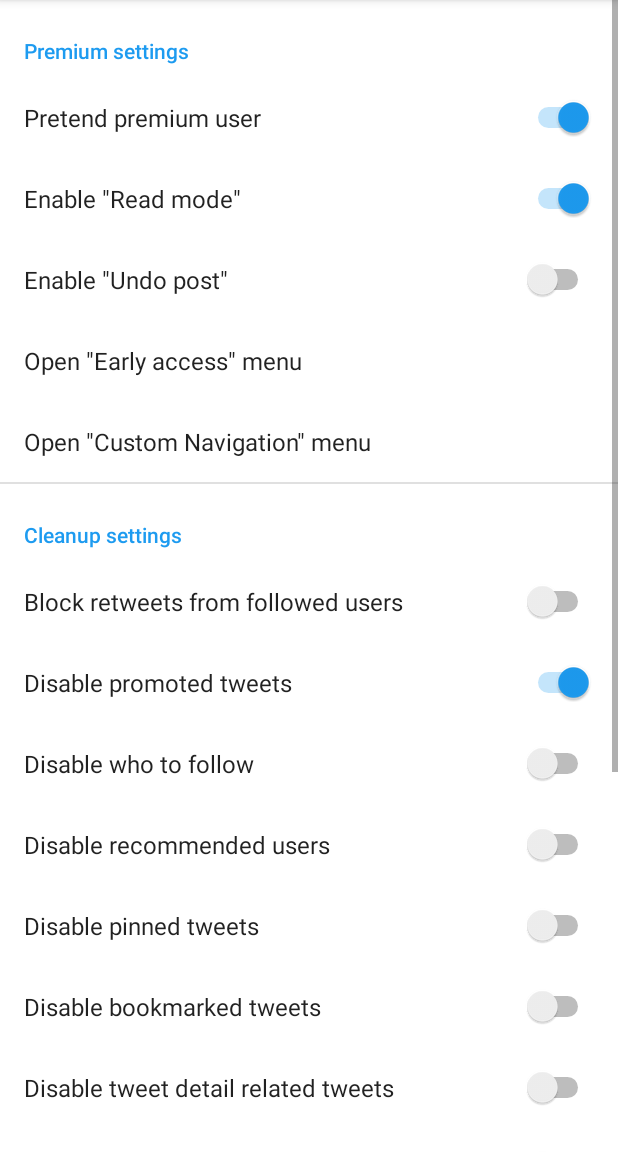
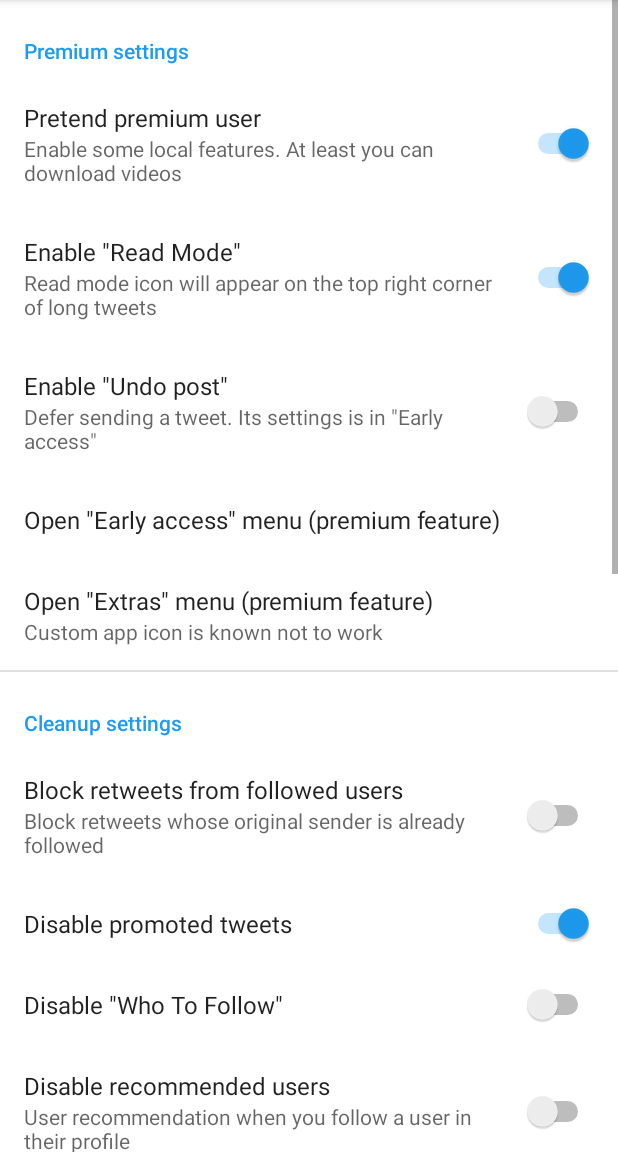
Before and after one commit to AliasQli/TwitterRecycle, an Android app: the SettingsActivity screen opened directly, with no data from a screen before it, on a phone screen of 412 x 824 dp, the part 84-1236 px from its top. Run offline under Robolectric (Android 15) with nearby library versions, the phone set to English and light mode, and no system bars; our stand-ins replace androidx.preference; libraries missing offline, so code that uses them is left out: com.highcapable.yukihookapi.

Commit message:
Add translation

```diff
--- a/app/src/main/java/com/recycle/twitter/data/Config.kt
+++ b/app/src/main/java/com/recycle/twitter/data/Config.kt
@@ -8,7 +8,7 @@ import com.recycle.twitter.R
 class Config(context: Context) {
     private val prefs = context.prefs().native()
 
-    val customNavigationMenuKey = context.getString(R.string.custom_navigation_menu_key)
+    val extrasMenuKey = context.getString(R.string.extras_menu_key)
     val earlyAccessMenuKey = context.getString(R.string.early_access_menu_key)
 
     private val itemPretendPremium = PrefsData(
--- a/app/src/main/java/com/recycle/twitter/ui/SettingsActivity.kt
+++ b/app/src/main/java/com/recycle/twitter/ui/SettingsActivity.kt
@@ -26,7 +26,7 @@ class SettingsActivity : ModuleAppCompatActivity() {
         override fun onDisplayPreferenceDialog(preference: Preference) {
             val ctx = context ?: return
             when (preference.key) {
-                config.customNavigationMenuKey -> {
+                config.extrasMenuKey -> {
                     ctx.startActivity(
                         // Use class name because classloader doesn't work here
                         Intent()
@@ -47,7 +47,7 @@ class SettingsActivity : ModuleAppCompatActivity() {
                             .setComponent(
                                 ComponentName(
                                     ctx,
-                                    "com.twitter.feature.twitterblue.settings.tabcustomization.TabCustomizationActivity"
+                                    "com.twitter.feature.subscriptions.settings.earlyaccess.EarlyAccessSettingsActivity"
                                 )
                             )
                             .addFlags(Intent.FLAG_ACTIVITY_NEW_TASK)
--- a/app/src/main/res/values/prefs.xml
+++ b/app/src/main/res/values/prefs.xml
@@ -1,7 +1,7 @@
 <?xml version="1.0" encoding="utf-8"?>
 <resources>
     <string name="persistent_users_key" translatable="false">following_users</string>
-    <string name="custom_navigation_menu_key" translatable="false">custom_navigation_menu_key</string>
+    <string name="extras_menu_key" translatable="false">extras_menu_key</string>
     <string name="early_access_menu_key" translatable="false">early_access_menu_key</string>
 
     <string name="pretend_premium" translatable="false">pretend_premium</string>
--- a/app/src/main/res/values/strings.xml
+++ b/app/src/main/res/values/strings.xml
@@ -1,3 +1,58 @@
 <resources>
     <string name="app_name" translatable="false">TwitterRecycle</string>
+
+    <string name="premium_settings_title">Premium settings</string>
+
+    <string name="pretend_premium_user_title">Pretend premium user</string>
+
+    <string name="enable_read_mode_title">Enable \"Read Mode\"</string>
+    <string name="enable_read_mode_summary">Read mode icon will appear on the top right corner of long tweets</string>
+
+    <string name="enable_undo_post_title">Enable \"Undo post\"</string>
+    <string name="enable_undo_post_summary">Defer sending a tweet. Its settings is in \"Early access\"</string>
+
+    <string name="open_early_access_menu_title">Open \"Early access\" menu (premium feature)</string>
+
+    <string name="open_extras_menu_title">Open \"Extras\" menu  (premium feature)</string>
+    <string name="open_extras_menu_symmary">Custom app icon is known not to work</string>
+
+    <string name="cleanup_settings_title">Cleanup settings</string>
+
+    <string name="block_retweets_title">Block retweets from followed users</string>
+    <string name="block_retweets_summary">Block retweets whose original sender is already followed</string>
+
+    <string name="disable_promoted_tweets_title">Disable promoted tweets</string>
+
+    <string name="disable_who_to_follow_title">Disable \"Who To Follow\"</string>
+
+    <string name="disable_recommended_users_title">Disable recommended users</string>
+    <string name="disable_recommended_users_summary">User recommendation when you follow a user in their profile</string>
+
+    <string name="disable_pinned_tweets_title">Disable pinned tweets</string>
+    <string name="disable_pinned_tweets_summary">Tweets pinned by users you follow, appearing in the main timeline</string>
+
+    <string name="disable_bookmarked_tweets_title">Disable bookmarked tweets</string>
+    <string name="disable_bookmarked_tweets_summary">Your bookmarked tweets, appearing in the main timeline</string>
+
+    <string name="disable_tweet_detail_related_tweets_title">Disable tweet detail related tweets</string>
+    <string name="disable_tweet_detail_related_tweets_summary">\"Find More\" in tweet detail</string>
+
+    <string name="hide_new_tweets_banner_title">Hide \"new tweets\" banner</string>
+    <string name="hide_new_tweets_banner_summary">Hide the blue banner on the main page</string>
+
+    <string name="media_settings_title">Media settings</string>
+
+    <string name="disable_media_warning_title">Disable media warning</string>
+    <string name="disable_media_warning_summary">Remove all media blurs</string>
+
+    <string name="unprotect_media_title">Disable media download protection</string>
+    <string name="unprotect_media_summary">Allow downloading all media (still need to be premium to download videos)</string>
+
+    <string name="mark_followed_users_title">Mark followed users</string>
+
+    <string name="following_mark_title">Enabled</string>
+    <string name="following_mark_summary">If enabled, the prefix below will be prepended to their username if followed</string>
+
+    <string name="following_mark_prefix_title">Mark with prefix</string>
+    <string name="pretend_premium_user_summary">Enable some local features. At least you can download videos</string>
 </resources>
--- a/app/src/main/res/xml/settings_screen.xml
+++ b/app/src/main/res/xml/settings_screen.xml
@@ -4,36 +4,39 @@
     <PreferenceCategory
         android:layout_width="wrap_content"
         android:layout_height="wrap_content"
-        android:title="Premium settings"
+        android:title="@string/premium_settings_title"
         app:iconSpaceReserved="false">
 
         <SwitchPreference
             android:layout_width="wrap_content"
             android:layout_height="wrap_content"
             android:defaultValue="@bool/pretend_premium_def"
-            android:title="Pretend premium user"
+            android:title="@string/pretend_premium_user_title"
             app:iconSpaceReserved="false"
-            app:key="@string/pretend_premium" />
+            app:key="@string/pretend_premium"
+            app:summary="@string/pretend_premium_user_summary" />
         <SwitchPreference
             android:layout_width="wrap_content"
             android:layout_height="wrap_content"
             android:defaultValue="@bool/enable_read_mode_def"
-            android:title="Enable &quot;Read mode&quot;"
+            android:title="@string/enable_read_mode_title"
             app:iconSpaceReserved="false"
-            app:key="@string/enable_read_mode" />
+            app:key="@string/enable_read_mode"
+            app:summary="@string/enable_read_mode_summary" />
         <SwitchPreference
             android:layout_width="wrap_content"
             android:layout_height="wrap_content"
             android:defaultValue="@bool/enable_undo_post_def"
-            android:title="Enable &quot;Undo post&quot;"
+            android:title="@string/enable_undo_post_title"
             app:iconSpaceReserved="false"
-            app:key="@string/enable_undo_post" />
+            app:key="@string/enable_undo_post"
+            app:summary="@string/enable_undo_post_summary" />
         <EditTextPreference
             android:layout_width="wrap_content"
             android:layout_height="wrap_content"
             android:selectAllOnFocus="true"
             android:singleLine="true"
-            android:title="Open &quot;Early access&quot; menu"
+            android:title="@string/open_early_access_menu_title"
             app:iconSpaceReserved="false"
             app:key="@string/early_access_menu_key" />
         <EditTextPreference
@@ -41,114 +44,124 @@
             android:layout_height="wrap_content"
             android:selectAllOnFocus="true"
             android:singleLine="true"
-            android:title="Open &quot;Custom Navigation&quot; menu"
+            android:title="@string/open_extras_menu_title"
             app:iconSpaceReserved="false"
-            app:key="@string/custom_navigation_menu_key" />
+            app:key="@string/extras_menu_key"
+            app:summary="@string/open_extras_menu_symmary" />
     </PreferenceCategory>
     <PreferenceCategory
         android:layout_width="wrap_content"
         android:layout_height="wrap_content"
-        android:title="Cleanup settings"
+        android:title="@string/cleanup_settings_title"
         app:iconSpaceReserved="false">
 
         <SwitchPreference
             android:layout_width="wrap_content"
             android:layout_height="wrap_content"
             android:defaultValue="@bool/block_retweets_def"
-            android:title="Block retweets from followed users"
+            android:title="@string/block_retweets_title"
             app:iconSpaceReserved="false"
-            app:key="@string/block_retweets" />
+            app:key="@string/block_retweets"
+            app:summary="@string/block_retweets_summary" />
         <SwitchPreference
             android:layout_width="wrap_content"
             android:layout_height="wrap_content"
             android:defaultValue="@bool/disable_promoted_tweets_def"
-            android:title="Disable promoted tweets"
+            android:title="@string/disable_promoted_tweets_title"
             app:iconSpaceReserved="false"
             app:key="@string/disable_promoted_tweets" />
         <SwitchPreference
             android:layout_width="wrap_content"
             android:layout_height="wrap_content"
             android:defaultValue="@bool/disable_who_to_follow_def"
-            android:title="Disable who to follow"
+            android:title="@string/disable_who_to_follow_title"
             app:iconSpaceReserved="false"
             app:key="@string/disable_who_to_follow" />
         <SwitchPreference
             android:layout_width="wrap_content"
             android:layout_height="wrap_content"
             android:defaultValue="@bool/disable_recommended_users_def"
-            android:title="Disable recommended users"
+            android:title="@string/disable_recommended_users_title"
             app:iconSpaceReserved="false"
-            app:key="@string/disable_recommended_users" />
+            app:key="@string/disable_recommended_users"
+            app:summary="@string/disable_recommended_users_summary" />
         <SwitchPreference
             android:layout_width="wrap_content"
             android:layout_height="wrap_content"
             android:defaultValue="@bool/disable_pinned_tweets_def"
-            android:title="Disable pinned tweets"
+            android:title="@string/disable_pinned_tweets_title"
             app:iconSpaceReserved="false"
-            app:key="@string/disable_pinned_tweets" />
+            app:key="@string/disable_pinned_tweets"
+            app:summary="@string/disable_pinned_tweets_summary" />
         <SwitchPreference
             android:layout_width="wrap_content"
             android:layout_height="wrap_content"
             android:defaultValue="@bool/disable_bookmarked_tweets_def"
-            android:title="Disable bookmarked tweets"
+            android:title="@string/disable_bookmarked_tweets_title"
             app:iconSpaceReserved="false"
-            app:key="@string/disable_bookmarked_tweets" />
+            app:key="@string/disable_bookmarked_tweets"
+            app:summary="@string/disable_bookmarked_tweets_summary" />
         <SwitchPreference
             android:layout_width="wrap_content"
             android:layout_height="wrap_content"
             android:defaultValue="@bool/disable_tweet_detail_related_tweets_def"
-            android:title="Disable tweet detail related tweets"
+            android:title="@string/disable_tweet_detail_related_tweets_title"
             app:iconSpaceReserved="false"
-            app:key="@string/disable_tweet_detail_related_tweets" />
+            app:key="@string/disable_tweet_detail_related_tweets"
+            app:summary="@string/disable_tweet_detail_related_tweets_summary" />
         <SwitchPreference
             android:layout_width="wrap_content"
             android:layout_height="wrap_content"
             android:defaultValue="@bool/hide_new_tweets_banner_def"
-            android:title="Hide &quot;new tweets&quot; banner"
+            android:title="@string/hide_new_tweets_banner_title"
             app:iconSpaceReserved="false"
-            app:key="@string/hide_new_tweets_banner" />
+            app:key="@string/hide_new_tweets_banner"
+            app:summary="@string/hide_new_tweets_banner_summary" />
     </PreferenceCategory>
     <PreferenceCategory
         android:layout_width="wrap_content"
         android:layout_height="wrap_content"
-        android:title="Media settings"
+        android:title="@string/media_settings_title"
         app:iconSpaceReserved="false">
 
         <SwitchPreference
             android:layout_width="wrap_content"
             android:layout_height="wrap_content"
             android:defaultValue="@bool/disable_media_warning_def"
-            android:title="Disable media warning"
+            android:title="@string/disable_media_warning_title"
             app:iconSpaceReserved="false"
-            app:key="@string/disable_media_warning" />
+            app:key="@string/disable_media_warning"
+            app:summary="@string/disable_media_warning_summary" />
         <SwitchPreference
             android:layout_width="wrap_content"
             android:layout_height="wrap_content"
             android:defaultValue="@bool/unprotect_media_def"
-            android:title="Disable media download protection"
+            android:title="@string/unprotect_media_title"
             app:iconSpaceReserved="false"
-            app:key="@string/unprotect_media" />
+            app:key="@string/unprotect_media"
+            app:summary="@string/unprotect_media_summary" />
     </PreferenceCategory>
     <PreferenceCategory
         android:layout_width="wrap_content"
         android:layout_height="wrap_content"
-        android:title="Mark followed users"
+        android:title="@string/mark_followed_users_title"
         app:iconSpaceReserved="false">
 
         <SwitchPreference
             android:layout_width="wrap_content"
             android:layout_height="wrap_content"
             android:defaultValue="@bool/following_mark_def"
-            android:title="Enabled"
+            android:title="@string/following_mark_title"
             app:iconSpaceReserved="false"
-            app:key="@string/following_mark" />
+            app:key="@string/following_mark"
+            app:summary="@string/following_mark_summary" />
         <EditTextPreference
             android:layout_width="wrap_content"
             android:layout_height="wrap_content"
             android:defaultValue="@string/following_mark_prefix_def"
             android:selectAllOnFocus="true"
             android:singleLine="true"
-            android:title="Set mark prefix"
+            android:title="@string/following_mark_prefix_title"
             app:iconSpaceReserved="false"
             app:key="@string/following_mark_prefix"
             app:useSimpleSummaryProvider="true" />
```
Also changed, not shown: 1 other file.
